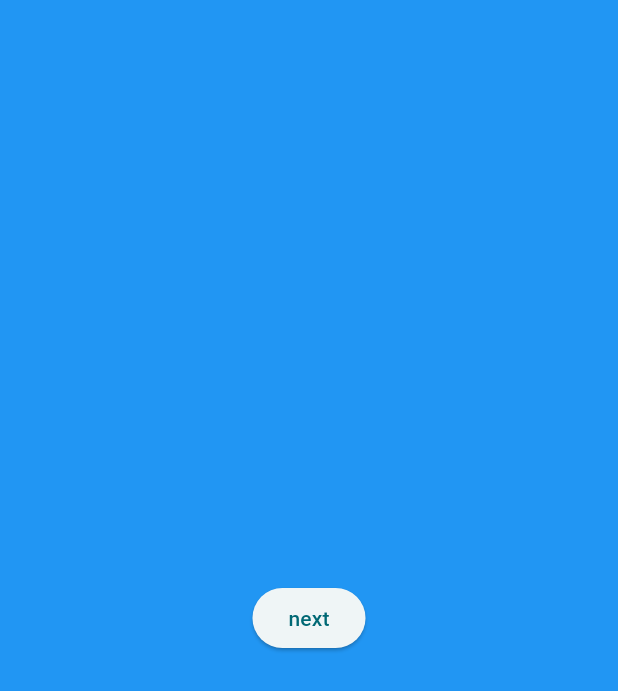
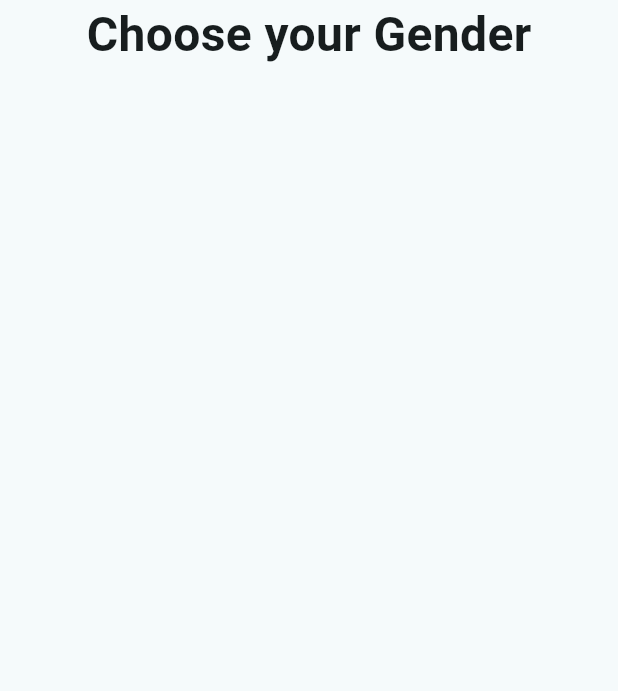
Before and after one commit to SameerAkita/mogulog, a Flutter app: the screen it shows after launch, swiped to page 2, on a phone screen of 412 x 824 dp. Shown: the top 691 px of the screen. Run offline on Flutter 3.47's test engine with Material 3 defaults, Android fonts, the phone set to English and light mode, and no system bars.

Commit message:
add onboarding step gender

```diff
--- a/lib/features/onboarding/onboarding_page.dart
+++ b/lib/features/onboarding/onboarding_page.dart
@@ -1,4 +1,5 @@
 import 'package:flutter/material.dart';
+import 'package:mogulog/features/onboarding/onboarding_step_gender.dart';
 import 'package:mogulog/features/onboarding/onboarding_step_welcome.dart';
 
 class OnboardingPage extends StatefulWidget {
@@ -20,27 +21,20 @@ class _OnboardingPageState extends State<OnboardingPage> {
   @override
   Widget build(BuildContext context) {
     return Scaffold(
-      body: PageView(
-        controller: _pageController,
-        physics: const NeverScrollableScrollPhysics(),
-        children: [
-          Container(
-            color: Colors.red,
-            child: Center(
-              child: ElevatedButton(
-                onPressed: () {
-                  _pageController.nextPage(
-                    duration: const Duration(milliseconds: 400),
-                    curve: Curves.easeInOut,
-                  );
-                },
-                child: const Text('Next'),
-              ),
+      body: SafeArea(
+        child: Center(
+          child: FractionallySizedBox(
+            widthFactor: 0.9,
+            child: PageView(
+              controller: _pageController,
+              physics: const NeverScrollableScrollPhysics(),
+              children: [
+                OnboardingStepWelcome(pageController: _pageController),
+                OnboardingStepGender(pageController: _pageController)
+              ],
             ),
           ),
-          OnboardingStepWelcome(pageController: _pageController),
-          Container(color: Colors.green),
-        ],
+        ),
       ),
     );
   }
--- /dev/null
+++ b/lib/features/onboarding/onboarding_step_gender.dart
@@ -0,0 +1,18 @@
+import 'package:flutter/material.dart';
+
+class OnboardingStepGender extends StatelessWidget {
+  final PageController pageController;
+  const OnboardingStepGender({super.key, required this.pageController});
+
+  @override
+  Widget build(BuildContext context) {
+    return Column(
+      children: [
+        Text(
+          'Choose your Gender',
+          style: TextStyle(fontSize: 32, fontWeight: FontWeight.bold),
+        ),
+      ],
+    );
+  }
+}
--- a/lib/widgets/onboarding/onboarding_next_button.dart
+++ b/lib/widgets/onboarding/onboarding_continue_button.dart
@@ -1,9 +1,9 @@
 import 'package:flutter/material.dart';
 
-class OnboardingNextButton extends StatelessWidget {
+class OnboardingContinueButton extends StatelessWidget {
   final PageController pageController;
 
-  const OnboardingNextButton({super.key, required this.pageController});
+  const OnboardingContinueButton({super.key, required this.pageController});
 
   @override
   Widget build(BuildContext context) {
```
Also changed, not shown: lib/features/onboarding/onboarding_step_welcome.dart (+27 -12 lines).
